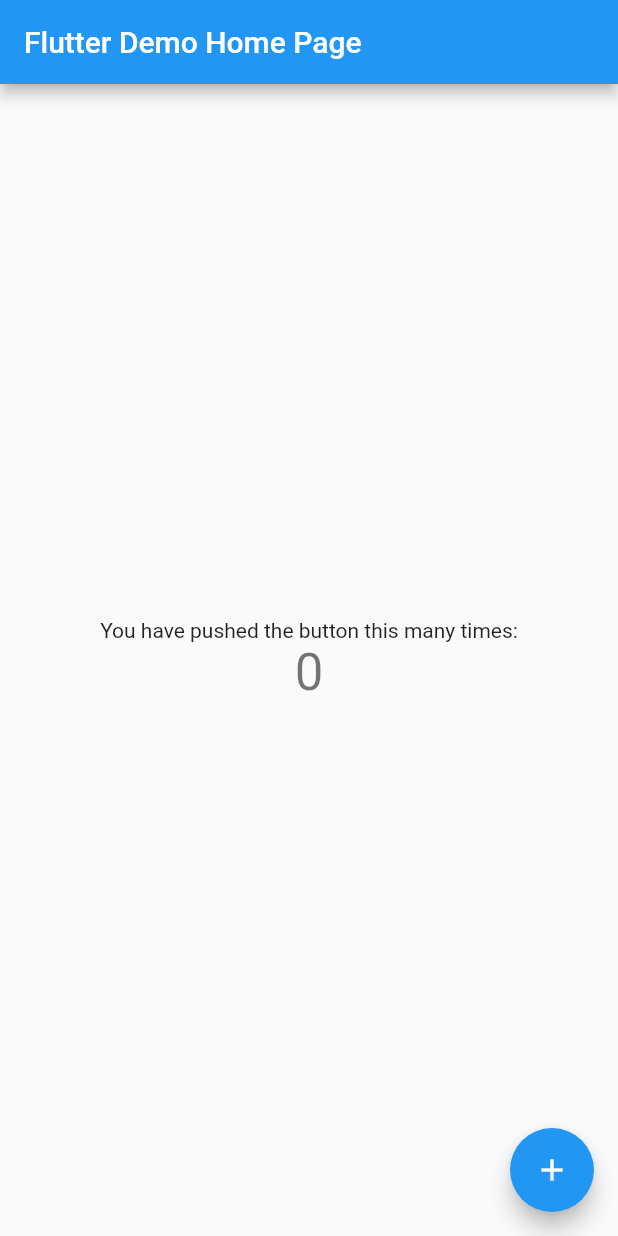
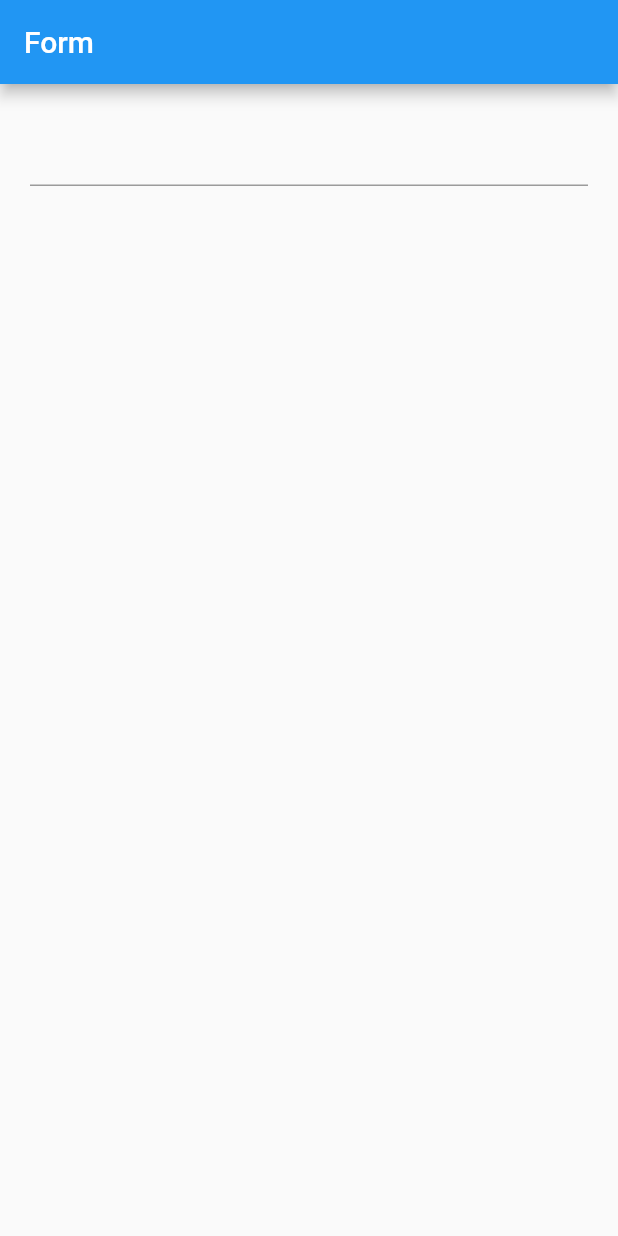
Before and after one commit to mateusvizotto/form_test, a Flutter app: the screen it shows after launch, on a phone screen of 412 x 824 dp. Run offline on Flutter 3.47's test engine with Material 2 defaults, Android fonts, the phone set to English and light mode, and no system bars.

Commit message:
Organizando diretório lib

```diff
--- /dev/null
+++ b/lib/home_page.dart
@@ -0,0 +1,28 @@
+
+import 'package:flutter/material.dart';
+
+class HomePage extends StatefulWidget {
+  const HomePage({ Key? key }) : super(key: key);
+
+  @override
+  _HomePageState createState() => _HomePageState();
+}
+
+class _HomePageState extends State<HomePage> {
+  @override
+  Widget build(BuildContext context) {
+    return Scaffold(
+      appBar: AppBar(
+        title: const Text('Form'),
+      ),
+      body: Padding(
+        padding: const EdgeInsets.all(20),
+        child: Column(
+          children: const [
+            TextField(),
+          ],
+        ),
+      ),
+    );
+  }
+}
--- a/lib/main.dart
+++ b/lib/main.dart
@@ -1,115 +1,6 @@
 import 'package:flutter/material.dart';
+import 'package:form_test/myapp.dart';
 
 void main() {
   runApp(const MyApp());
 }
-
-class MyApp extends StatelessWidget {
-  const MyApp({Key? key}) : super(key: key);
-
-  // This widget is the root of your application.
-  @override
-  Widget build(BuildContext context) {
-    return MaterialApp(
-      title: 'Flutter Demo',
-      theme: ThemeData(
-        // This is the theme of your application.
-        //
-        // Try running your application with "flutter run". You'll see the
-        // application has a blue toolbar. Then, without quitting the app, try
-        // changing the primarySwatch below to Colors.green and then invoke
-        // "hot reload" (press "r" in the console where you ran "flutter run",
-        // or simply save your changes to "hot reload" in a Flutter IDE).
-        // Notice that the counter didn't reset back to zero; the application
-        // is not restarted.
-        primarySwatch: Colors.blue,
-      ),
-      home: const MyHomePage(title: 'Flutter Demo Home Page'),
-    );
-  }
-}
-
-class MyHomePage extends StatefulWidget {
-  const MyHomePage({Key? key, required this.title}) : super(key: key);
-
-  // This widget is the home page of your application. It is stateful, meaning
-  // that it has a State object (defined below) that contains fields that affect
-  // how it looks.
-
-  // This class is the configuration for the state. It holds the values (in this
-  // case the title) provided by the parent (in this case the App widget) and
-  // used by the build method of the State. Fields in a Widget subclass are
-  // always marked "final".
-
-  final String title;
-
-  @override
-  State<MyHomePage> createState() => _MyHomePageState();
-}
-
-class _MyHomePageState extends State<MyHomePage> {
-  int _counter = 0;
-
-  void _incrementCounter() {
-    setState(() {
-      // This call to setState tells the Flutter framework that something has
-      // changed in this State, which causes it to rerun the build method below
-      // so that the display can reflect the updated values. If we changed
-      // _counter without calling setState(), then the build method would not be
-      // called again, and so nothing would appear to happen.
-      _counter++;
-    });
-  }
-
-  @override
-  Widget build(BuildContext context) {
-    // This method is rerun every time setState is called, for instance as done
-    // by the _incrementCounter method above.
-    //
-    // The Flutter framework has been optimized to make rerunning build methods
-    // fast, so that you can just rebuild anything that needs updating rather
-    // than having to individually change instances of widgets.
-    return Scaffold(
-      appBar: AppBar(
-        // Here we take the value from the MyHomePage object that was created by
-        // the App.build method, and use it to set our appbar title.
-        title: Text(widget.title),
-      ),
-      body: Center(
-        // Center is a layout widget. It takes a single child and positions it
-        // in the middle of the parent.
-        child: Column(
-          // Column is also a layout widget. It takes a list of children and
-          // arranges them vertically. By default, it sizes itself to fit its
-          // children horizontally, and tries to be as tall as its parent.
-          //
-          // Invoke "debug painting" (press "p" in the console, choose the
-          // "Toggle Debug Paint" action from the Flutter Inspector in Android
-          // Studio, or the "Toggle Debug Paint" command in Visual Studio Code)
-          // to see the wireframe for each widget.
-          //
-          // Column has various properties to control how it sizes itself and
-          // how it positions its children. Here we use mainAxisAlignment to
-          // center the children vertically; the main axis here is the vertical
-          // axis because Columns are vertical (the cross axis would be
-          // horizontal).
-          mainAxisAlignment: MainAxisAlignment.center,
-          children: <Widget>[
-            const Text(
-              'You have pushed the button this many times:',
-            ),
-            Text(
-              '$_counter',
-              style: Theme.of(context).textTheme.headline4,
-            ),
-          ],
-        ),
-      ),
-      floatingActionButton: FloatingActionButton(
-        onPressed: _incrementCounter,
-        tooltip: 'Increment',
-        child: const Icon(Icons.add),
-      ), // This trailing comma makes auto-formatting nicer for build methods.
-    );
-  }
-}
--- /dev/null
+++ b/lib/myapp.dart
@@ -0,0 +1,17 @@
+import 'package:flutter/material.dart';
+import 'package:form_test/home_page.dart';
+
+class MyApp extends StatelessWidget {
+  const MyApp({Key? key}) : super(key: key);
+
+  @override
+  Widget build(BuildContext context) {
+    return MaterialApp(
+      title: 'Flutter Demo',
+      theme: ThemeData(
+        primarySwatch: Colors.blue,
+      ),
+      home: const HomePage(),
+    );
+  }
+}
```
